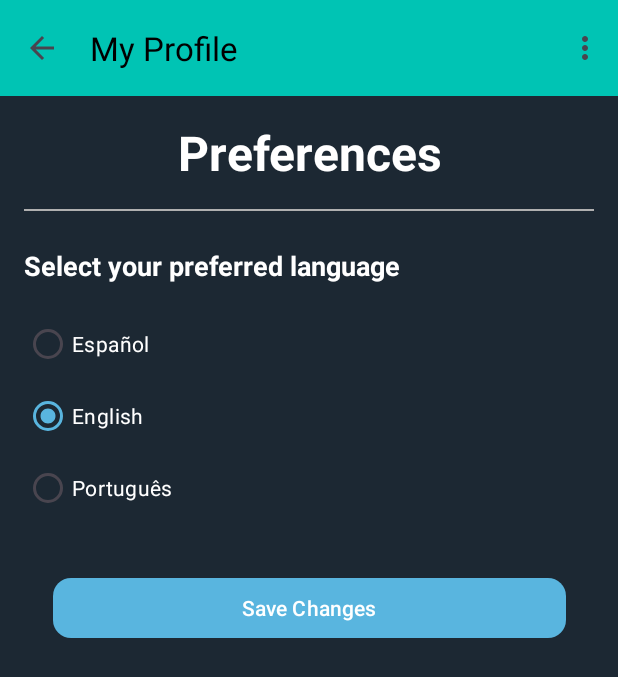
After one commit to IanGalarza/TP-INTEGRADOR-MODULO_NATIVO-ECOTRACKER, an Android app: the PreferencesFragment screen opened through its navigation route, on a phone screen of 412 x 824 dp. The commit adds this screen. Shown: the top 677 px of the screen. Run offline under Robolectric (Android 15) with nearby library versions, the phone set to English and light mode, and no system bars; our stand-ins replace Firebase (no records; nobody signed in at launch, a user with empty details on screens opened directly).

Commit message:
Se agrego el cambio de idiomas (ROTO, solo anda la primera vez, luego si queres volver al mismo idioma se bugea)

```diff
--- a/app/src/main/java/com/example/proyectointegrador/profile/ProfileActivity.kt
+++ b/app/src/main/java/com/example/proyectointegrador/profile/ProfileActivity.kt
@@ -1,6 +1,8 @@
 package com.example.proyectointegrador.profile
 
+import android.content.Context
 import android.content.Intent
+import android.content.res.Configuration
 import android.os.Bundle
 import android.view.Menu
 import androidx.activity.enableEdgeToEdge
@@ -16,6 +18,7 @@ import com.example.proyectointegrador.auth.AuthActivity
 import com.example.proyectointegrador.ranking.RankingActivity
 import com.google.firebase.auth.ktx.auth
 import com.google.firebase.ktx.Firebase
+import java.util.Locale
 
 
 class ProfileActivity : AppCompatActivity() {
@@ -78,4 +81,17 @@ class ProfileActivity : AppCompatActivity() {
             else -> super.onOptionsItemSelected(item)
         }
     }
+
+    override fun attachBaseContext(newBase: Context) {
+        val prefs = newBase.getSharedPreferences("user_preferences", Context.MODE_PRIVATE)
+        val langCode = prefs.getString("preferred_language", "en") ?: "en"
+        val locale = Locale(langCode)
+        Locale.setDefault(locale)
+
+        val config = Configuration()
+        config.setLocale(locale)
+
+        val context = newBase.createConfigurationContext(config)
+        super.attachBaseContext(context)
+    }
 }
--- /dev/null
+++ b/app/src/main/java/com/example/proyectointegrador/profile/fragments/PreferencesFragment.kt
@@ -0,0 +1,70 @@
+package com.example.proyectointegrador.profile.fragments
+
+import android.content.Context
+import android.os.Bundle
+import android.view.LayoutInflater
+import android.view.View
+import android.view.ViewGroup
+import android.widget.RadioGroup
+import android.widget.Toast
+import androidx.fragment.app.Fragment
+import com.example.proyectointegrador.R
+import com.example.proyectointegrador.utils.updateLocale
+import com.google.android.material.button.MaterialButton
+
+class PreferencesFragment : Fragment() {
+
+    private val PREFS_NAME = "user_preferences"
+    private val KEY_LANGUAGE = "preferred_language"
+
+    override fun onCreateView(
+        inflater: LayoutInflater, container: ViewGroup?,
+        savedInstanceState: Bundle?
+    ): View? {
+        return inflater.inflate(R.layout.fragment_preferences, container, false)
+    }
+
+    override fun onViewCreated(view: View, savedInstanceState: Bundle?) {
+        val radioGroup = view.findViewById<RadioGroup>(R.id.languageRadioGroup)
+        val saveButton = view.findViewById<MaterialButton>(R.id.saveButton)
+
+        val prefs = requireContext().getSharedPreferences(PREFS_NAME, Context.MODE_PRIVATE)
+        var savedLangCode = prefs.getString(KEY_LANGUAGE, null)
+
+        // Si es la primera vez (no hay valor guardado), usar "en" por defecto y guardarlo
+        if (savedLangCode == null) {
+            savedLangCode = "en"
+            prefs.edit().putString(KEY_LANGUAGE, savedLangCode).apply()
+        }
+
+        // Preseleccionar idioma guardado
+        when (savedLangCode) {
+            "es" -> radioGroup.check(R.id.radio_spanish)
+            "en" -> radioGroup.check(R.id.radio_english)
+            "pt" -> radioGroup.check(R.id.radio_portuguese)
+            else -> radioGroup.clearCheck()
+        }
+
+        saveButton.setOnClickListener {
+            val selectedLangCode = when (radioGroup.checkedRadioButtonId) {
+                R.id.radio_spanish -> "es"
+                R.id.radio_english -> "en"
+                R.id.radio_portuguese -> "pt"
+                else -> ""
+            }
+
+            if (selectedLangCode.isEmpty()) {
+                Toast.makeText(requireContext(), getString(R.string.select_language_first), Toast.LENGTH_SHORT).show()
+                return@setOnClickListener
+            }
+
+            if (selectedLangCode != savedLangCode) {
+                prefs.edit().putString(KEY_LANGUAGE, selectedLangCode).apply()
+                updateLocale(requireContext(), selectedLangCode)
+                Toast.makeText(requireContext(), getString(R.string.language_selected, selectedLangCode), Toast.LENGTH_SHORT).show()
+            } else {
+                Toast.makeText(requireContext(), getString(R.string.no_changes), Toast.LENGTH_SHORT).show()
+            }
+        }
+    }
+}
--- a/app/src/main/java/com/example/proyectointegrador/profile/fragments/ProfileDetailFragment.kt
+++ b/app/src/main/java/com/example/proyectointegrador/profile/fragments/ProfileDetailFragment.kt
@@ -47,6 +47,11 @@ class ProfileDetailFragment : Fragment() {
             findNavController().navigate(R.id.passwordFragment)
         }
 
+        view.findViewById<LinearLayout>(R.id.btn_edit_preferences).setOnClickListener {
+            findNavController().navigate(R.id.preferencesFragment)
+        }
+
+
         // Obtener y mostrar puntos
 
         val pointsText = view.findViewById<TextView>(R.id.pointsText)
--- /dev/null
+++ b/app/src/main/res/layout/fragment_preferences.xml
@@ -0,0 +1,100 @@
+<?xml version="1.0" encoding="utf-8"?>
+<androidx.constraintlayout.widget.ConstraintLayout
+    xmlns:android="http://schemas.android.com/apk/res/android"
+    xmlns:app="http://schemas.android.com/apk/res-auto"
+    xmlns:tools="http://schemas.android.com/tools"
+    android:id="@+id/preferencesFragment"
+    android:layout_width="match_parent"
+    android:layout_height="match_parent"
+    android:padding="16dp"
+    tools:context=".profile.fragments.PreferencesFragment">
+
+    <!-- Título -->
+
+    <TextView
+        android:id="@+id/preferencesTitle"
+        android:layout_width="0dp"
+        android:layout_height="wrap_content"
+        android:text="@string/preferences"
+        android:textColor="@color/white"
+        android:textSize="32sp"
+        android:textStyle="bold"
+        android:gravity="center"
+        android:paddingBottom="8dp"
+        app:layout_constraintTop_toTopOf="parent"
+        app:layout_constraintStart_toStartOf="parent"
+        app:layout_constraintEnd_toEndOf="parent" />
+
+    <!-- Línea separadora -->
+    <View
+        android:id="@+id/separator"
+        android:layout_width="0dp"
+        android:layout_height="1dp"
+        android:layout_marginTop="8dp"
+        android:background="@color/gray"
+        app:layout_constraintTop_toBottomOf="@id/preferencesTitle"
+        app:layout_constraintStart_toStartOf="parent"
+        app:layout_constraintEnd_toEndOf="parent" />
+
+    <TextView
+        android:id="@+id/languageLabel"
+        android:layout_width="wrap_content"
+        android:layout_height="wrap_content"
+        android:text="@string/select_your_preferred_language"
+        android:textColor="@color/white"
+        android:textSize="18sp"
+        android:textStyle="bold"
+        android:layout_marginTop="24dp"
+        app:layout_constraintTop_toBottomOf="@id/separator"
+        app:layout_constraintStart_toStartOf="parent" />
+
+    <!-- Grupo de selección de idioma -->
+
+    <RadioGroup
+        android:id="@+id/languageRadioGroup"
+        android:layout_width="wrap_content"
+        android:layout_height="wrap_content"
+        android:orientation="vertical"
+        android:layout_marginTop="16dp"
+        app:layout_constraintTop_toBottomOf="@id/languageLabel"
+        app:layout_constraintStart_toStartOf="parent" >
+
+        <RadioButton
+            android:id="@+id/radio_spanish"
+            android:layout_width="wrap_content"
+            android:layout_height="wrap_content"
+            android:text="Español"
+            android:textColor="@color/white" />
+
+        <RadioButton
+            android:id="@+id/radio_english"
+            android:layout_width="wrap_content"
+            android:layout_height="wrap_content"
+            android:text="English"
+            android:textColor="@color/white" />
+
+        <RadioButton
+            android:id="@+id/radio_portuguese"
+            android:layout_width="wrap_content"
+            android:layout_height="wrap_content"
+            android:text="Português"
+            android:textColor="@color/white" />
+    </RadioGroup>
+
+    <!-- Botón de guardar -->
+    <com.google.android.material.button.MaterialButton
+        android:id="@+id/saveButton"
+        android:layout_width="0dp"
+        android:layout_height="wrap_content"
+        android:text="@string/save_changes"
+        android:layout_marginTop="32dp"
+        app:cornerRadius="12dp"
+        app:iconPadding="8dp"
+        app:iconTint="@color/white"
+        android:textColor="@color/white"
+        app:layout_constraintWidth_percent="0.9"
+        app:layout_constraintTop_toBottomOf="@id/languageRadioGroup"
+        app:layout_constraintStart_toStartOf="parent"
+        app:layout_constraintEnd_toEndOf="parent" />
+
+</androidx.constraintlayout.widget.ConstraintLayout>
--- a/app/src/main/res/navigation/profile_nav_graph.xml
+++ b/app/src/main/res/navigation/profile_nav_graph.xml
@@ -27,4 +27,11 @@
         android:label="Email">
     </fragment>
 
+    <fragment
+        android:id="@+id/preferencesFragment"
+        android:name="com.example.proyectointegrador.profile.fragments.PreferencesFragment"
+        android:label="Preferences">
+    </fragment>
+
+
 </navigation>
--- a/app/src/main/res/values/strings.xml
+++ b/app/src/main/res/values/strings.xml
@@ -46,4 +46,9 @@
     <string name="history">History</string>
     <string name="you_have_no_active_challenges">You have no active challenges.</string>
     <string name="preferences">Preferences</string>
+    <string name="select_your_preferred_language">Select your preferred language</string>
+    <string name="select_language_first">Please select a language first</string>
+    <string name="language_selected">Language selected: %1$s</string>
+    <string name="no_changes">No changes were made</string>
+
 </resources>
```
Also changed, not shown: app/src/main/java/com/example/proyectointegrador/ChallengeDetailHostActivity.kt (+15 -0 lines), app/src/main/java/com/example/proyectointegrador/Detail/DetailActivity.kt (+15 -0 lines), app/src/main/java/com/example/proyectointegrador/History/HistoryActivity.kt (+17 -0 lines), app/src/main/java/com/example/proyectointegrador/MainActivity.kt (+18 -0 lines), app/src/main/java/com/example/proyectointegrador/auth/AuthActivity.kt (+17 -0 lines), app/src/main/java/com/example/proyectointegrador/utils/LocaleUtils.kt (added, +18 -0 lines), 2 other files.
